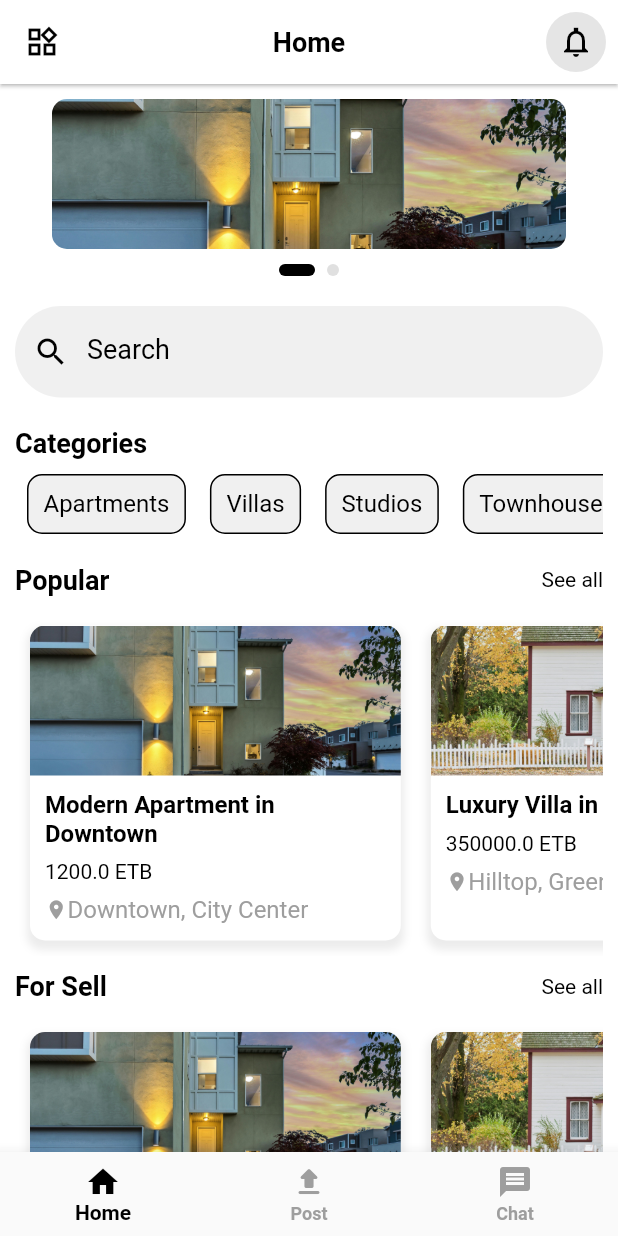
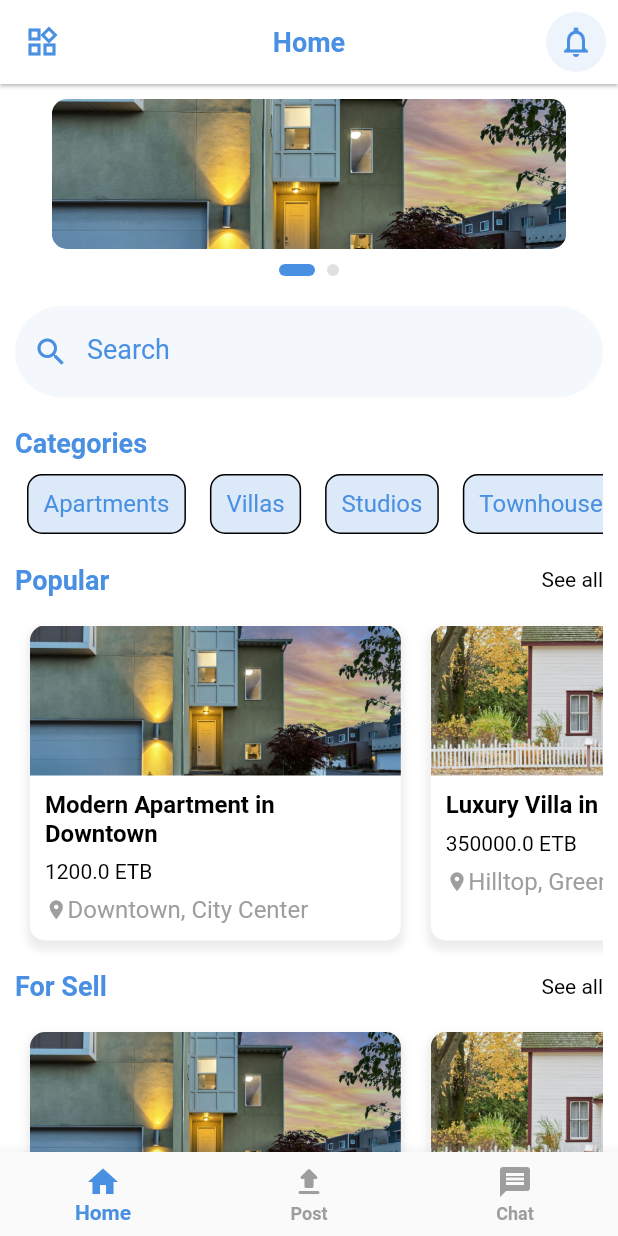
Before and after one commit to nasifayc/HOME_RENTAL_APP, a Flutter app: the LandingPage screen opened directly, on a phone screen of 412 x 824 dp. Run offline on Flutter 3.47's test engine with Material 3 defaults, Android fonts, the phone set to English and light mode, and no system bars; drawn by our look-alikes of carousel_slider, smooth_page_indicator; our stand-ins replace equatable, flutter_bloc.

Commit message:
feature: home screnn

```diff
--- a/home_app/lib/core/theme/app_theme.dart
+++ b/home_app/lib/core/theme/app_theme.dart
@@ -31,9 +31,9 @@ class LightModeTheme extends AppTheme {
   @override
   Brightness get brightness => Brightness.light;
   @override
-  Color get primary => const Color(0xFF000000);
+  Color get primary => const Color(0xFF4A90E2);
   @override
-  Color get secondary => const Color(0xFF4A90E2);
+  Color get secondary => const Color(0xFF000000);
   @override
   Color get tertiary => const Color(0xFF9E9E9E);
 
--- a/home_app/lib/widget/common/secondary_button.dart
+++ b/home_app/lib/widget/common/secondary_button.dart
@@ -20,8 +20,8 @@ class SecondaryButton extends StatelessWidget {
       child: Container(
         padding: const EdgeInsets.symmetric(horizontal: 10),
         decoration: BoxDecoration(
-            border: Border.all(color: theme.primary, width: 1),
-            color: color!.withOpacity(0.06),
+            border: Border.all(color: theme.secondary, width: 1),
+            color: color!.withOpacity(0.2),
             borderRadius: BorderRadius.circular(10)),
         child: Center(child: child),
       ),
--- a/home_app/lib/widget/home/categories.dart
+++ b/home_app/lib/widget/home/categories.dart
@@ -28,7 +28,7 @@ class Categories extends StatelessWidget {
             padding: const EdgeInsets.symmetric(horizontal: 8.0),
             child: SecondaryButton(
                 onPressed: null,
-                color: Theme.of(context).primaryColor,
+                color: theme.primary,
                 child: Text(
                   categories[index],
                   style: theme.typography.labelMedium.copyWith(
--- a/home_app/lib/widget/home/home_card.dart
+++ b/home_app/lib/widget/home/home_card.dart
@@ -1,6 +1,7 @@
 import 'package:flutter/material.dart';
 import 'package:home_app/core/theme/app_theme.dart';
 import 'package:home_app/model/house_model.dart';
+import 'package:home_app/screen/layout/home_detail_screen.dart';
 
 class HomeCard extends StatelessWidget {
   final HouseModel house;
@@ -9,7 +10,13 @@ class HomeCard extends StatelessWidget {
   @override
   Widget build(BuildContext context) {
     AppTheme theme = AppTheme.of(context);
-    return Container(
+    return GestureDetector(
+      onTap: () {
+        Navigator.of(context).push(MaterialPageRoute(
+          builder: (context) => HomeDetailScreen(houseModel: house),
+        ));
+      },
+      child: Container(
         width: MediaQuery.of(context).size.width * 0.6,
         decoration: BoxDecoration(
           borderRadius: BorderRadius.circular(10),
@@ -72,6 +79,7 @@ class HomeCard extends StatelessWidget {
             )
           ],
         ),
+      ),
     );
   }
 }
```
Also changed, not shown: home_app/lib/screen/layout/home_detail_screen.dart (added, +122 -0 lines). Lines whose indentation alone changed are shown as unchanged.
